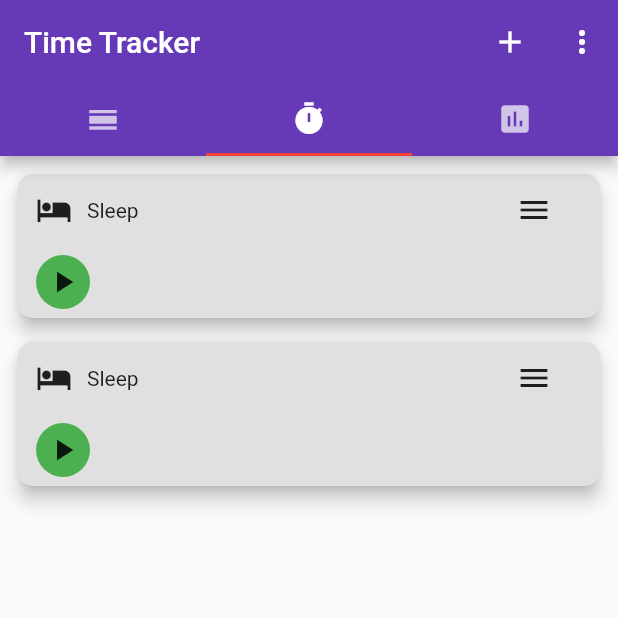
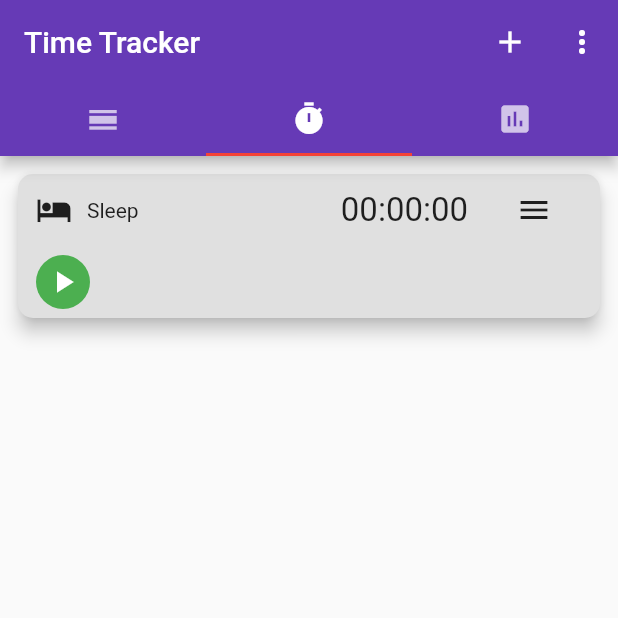
Before and after one commit to davorkomusanac/time_tracker, a Flutter app: the screen it shows after launch, on a phone screen of 412 x 824 dp, the top half of it. Run offline on Flutter 3.47's test engine with Material 2 defaults, Android fonts, the phone set to English and light mode, and no system bars.

```diff
--- a/lib/screens/home_screen.dart
+++ b/lib/screens/home_screen.dart
@@ -18,7 +18,7 @@ class HomeScreen extends StatelessWidget {
             child:
                 ActivityCard(categoryName: 'Sleep', categoryIcon: Icons.hotel),
           ),
-          ActivityCard(categoryName: 'Sleep', categoryIcon: Icons.hotel),
+          // ActivityCard(categoryName: 'Sleep', categoryIcon: Icons.hotel),
         ],
       ),
     ),
--- a/lib/utils/widgets/activity_card.dart
+++ b/lib/utils/widgets/activity_card.dart
@@ -1,11 +1,43 @@
+import 'dart:async';
+import 'dart:io';
+
 import 'package:flutter/material.dart';
 import 'package:time_tracker/utils/widgets/activity_category.dart';
+import 'dart:core';
 
-class ActivityCard extends StatelessWidget {
-  String categoryName;
-  IconData categoryIcon;
+class ActivityCard extends StatefulWidget {
+  final String categoryName;
+  final IconData categoryIcon;
 
   ActivityCard({this.categoryName, this.categoryIcon});
+
+  @override
+  _ActivityCardState createState() => _ActivityCardState();
+}
+
+class _ActivityCardState extends State<ActivityCard> {
+  Stopwatch stopwatch = Stopwatch();
+  bool isStarted = false;
+  String timeDisplay = '00:00:00';
+  Timer _everySecond;
+  Color startColor = Colors.green;
+  IconData startIcon = Icons.play_arrow;
+
+  void updateTime() {
+    if (isStarted) {
+      setState(() {
+        timeDisplay = stopwatch.elapsed.inHours.toString().padLeft(2, '0') +
+            ':' +
+            (stopwatch.elapsed.inMinutes % 60).toString().padLeft(2, '0') +
+            ':' +
+            (stopwatch.elapsed.inSeconds % 60).toString().padLeft(2, '0');
+      });
+    }
+  }
+
+  void resetTime() {
+    timeDisplay = '00:00:00';
+  }
 
   @override
   Widget build(BuildContext context) {
@@ -25,7 +57,14 @@ class ActivityCard extends StatelessWidget {
               Row(
                 mainAxisAlignment: MainAxisAlignment.spaceBetween,
                 children: <Widget>[
-                  ActivityCategory(name: categoryName, icon: categoryIcon),
+                  ActivityCategory(
+                      name: widget.categoryName, icon: widget.categoryIcon),
+                  Row(
+                    children: <Widget>[
+                      Text(
+                        timeDisplay,
+                        style: TextStyle(fontSize: 22.0),
+                      ),
                       FlatButton(
                         padding: EdgeInsets.all(0.0),
                         child: Icon(Icons.menu),
@@ -35,18 +74,42 @@ class ActivityCard extends StatelessWidget {
                       ),
                     ],
                   ),
+                ],
+              ),
               SizedBox(
                 width: 36.0,
                 //height: 36.0,
                 child: FlatButton(
                   padding: EdgeInsets.all(0.0),
                   onPressed: () {
-                    print('WORLD');
+                    setState(() {
+                      if (!isStarted) {
+                        startColor = Colors.red;
+                        startIcon = Icons.stop;
+                        stopwatch.start();
+                        isStarted = true;
+                        _everySecond =
+                            Timer.periodic(Duration(seconds: 1), (timer) {
+                          updateTime();
+                        });
+                      } else {
+                        startColor = Colors.green;
+                        startIcon = Icons.play_arrow;
+                        stopwatch.stop();
+                        stopwatch.reset();
+                        isStarted = false;
+                        _everySecond.cancel();
+                        resetTime();
+                      }
+                    });
                   },
                   shape: CircleBorder(),
-                  color: Colors.green,
+                  color: startColor,
                   child: Container(
-                    child: Icon(Icons.play_arrow),
+                    child: Icon(
+                      startIcon,
+                      color: Colors.white,
+                    ),
                   ),
                 ),
               ),
```
Lines whose indentation alone changed are shown as unchanged.
